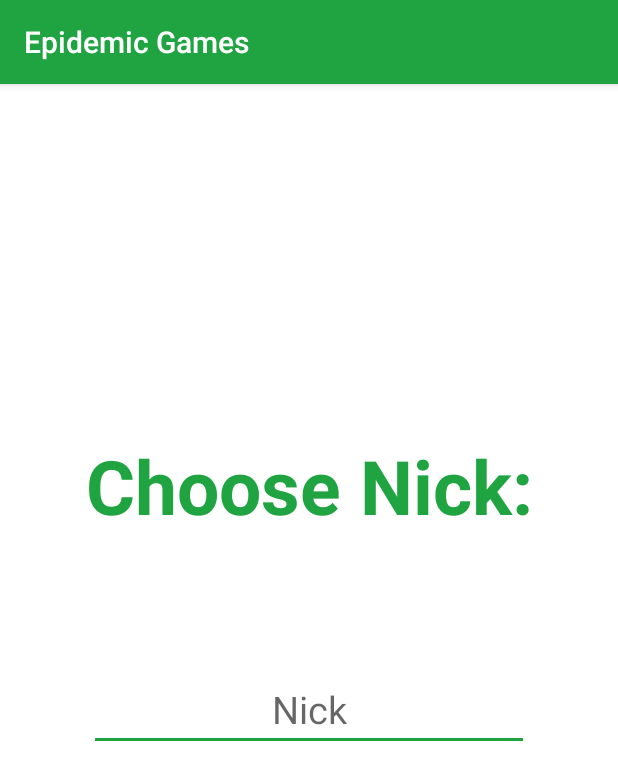
After one commit to MoONStterTeixi/Social-Network, an Android app: the Registerv2Activity screen opened directly, with no data from a screen before it, on a phone screen of 412 x 824 dp. The commit adds this screen. Shown: the top 780 px of the screen. Run offline under Robolectric (Android 15) with nearby library versions, the phone set to English and light mode, and no system bars.

Commit message:
base
new Register

```diff
--- a/EpidemicGames/app/src/main/AndroidManifest.xml
+++ b/EpidemicGames/app/src/main/AndroidManifest.xml
@@ -1,7 +1,6 @@
 <?xml version="1.0" encoding="utf-8"?>
 <manifest xmlns:android="http://schemas.android.com/apk/res/android"
     package="com.moonstterinc.epidemicgames.epidemicgames">
-
     //Permisos
     <uses-permission android:name="android.permission.INTERNET" />
     <uses-permission android:name="android.permission.ACCESS_NETWORK_STATE" />
@@ -13,7 +12,6 @@
         android:roundIcon="@mipmap/ic_launcher_round"
         android:supportsRtl="true"
         android:theme="@style/AppTheme">
-
         <activity android:name=".LoadingActivity">
             <intent-filter>
                 <action android:name="android.intent.action.MAIN" />
@@ -28,7 +26,8 @@
         <activity
             android:name=".WelcomeActivity"
             android:label="@string/title_activity_welcome"
-            android:theme="@style/AppTheme.NoActionBar"></activity>
+            android:theme="@style/AppTheme.NoActionBar" />
+        <activity android:name=".Registerv2Activity"></activity>
     </application>
 
 </manifest>
--- /dev/null
+++ b/EpidemicGames/app/src/main/java/com/moonstterinc/epidemicgames/epidemicgames/IntroFragment1.java
@@ -0,0 +1,36 @@
+package com.moonstterinc.epidemicgames.epidemicgames;
+
+
+import android.os.Bundle;
+import android.support.v4.app.Fragment;
+import android.view.LayoutInflater;
+import android.view.View;
+import android.view.ViewGroup;
+
+
+/**
+ * A simple {@link Fragment} subclass.
+ */
+public class IntroFragment1 extends Fragment {
+
+
+    public IntroFragment1() {
+        // Required empty public constructor
+    }
+
+    public static android.support.v4.app.Fragment newInstance() {
+        IntroFragment1 fragment = new IntroFragment1();
+        return fragment;
+    }
+
+
+    @Override
+    public View onCreateView(LayoutInflater inflater, ViewGroup container,
+                             Bundle savedInstanceState) {
+
+
+        // Inflate the layout for this fragment
+        return inflater.inflate(R.layout.fragment_intro1, container, false);
+    }
+
+}
--- /dev/null
+++ b/EpidemicGames/app/src/main/java/com/moonstterinc/epidemicgames/epidemicgames/IntroFragment2.java
@@ -0,0 +1,36 @@
+package com.moonstterinc.epidemicgames.epidemicgames;
+
+
+import android.os.Bundle;
+import android.support.v4.app.Fragment;
+import android.view.LayoutInflater;
+import android.view.View;
+import android.view.ViewGroup;
+
+
+/**
+ * A simple {@link Fragment} subclass.
+ */
+public class IntroFragment2 extends Fragment {
+
+
+    public IntroFragment2() {
+        // Required empty public constructor
+    }
+
+    public static android.support.v4.app.Fragment newInstance() {
+        IntroFragment2 fragment = new IntroFragment2();
+        return fragment;
+    }
+
+
+    @Override
+    public View onCreateView(LayoutInflater inflater, ViewGroup container,
+                             Bundle savedInstanceState) {
+
+
+        // Inflate the layout for this fragment
+        return inflater.inflate(R.layout.fragment_intro2, container, false);
+    }
+
+}
--- /dev/null
+++ b/EpidemicGames/app/src/main/java/com/moonstterinc/epidemicgames/epidemicgames/Registerv2Activity.java
@@ -0,0 +1,75 @@
+package com.moonstterinc.epidemicgames.epidemicgames;
+
+
+import android.content.Context;
+import android.os.Bundle;
+import android.os.Vibrator;
+import android.support.v4.app.FragmentManager;
+import android.support.v4.app.FragmentPagerAdapter;
+import android.support.v4.view.ViewPager;
+import android.support.v7.app.AppCompatActivity;
+import android.widget.Button;
+
+public class Registerv2Activity extends AppCompatActivity {
+
+    public static Vibrator vb1;
+    public Button nextScreen;
+
+    @Override
+    protected void onCreate(Bundle savedInstanceState) {
+        super.onCreate(savedInstanceState);
+        setContentView(R.layout.activity_registerv2);
+
+        /***/
+        vb1 = (Vibrator) getSystemService(Context.VIBRATOR_SERVICE);
+
+        /**
+         *  Create the adapter that will return a fragment
+         *  for each of the N primary sections of the activity.
+         *  */
+        SectionsPagerAdapter mSectionsPagerAdapter = new SectionsPagerAdapter(getSupportFragmentManager());
+
+        /** Set up the ViewPager with the sections adapter.*/
+        ViewPager mViewPager = findViewById(R.id.containerIntroScreen);
+        mViewPager.setAdapter(mSectionsPagerAdapter);
+
+    }
+
+
+    /**
+     * A {@link FragmentPagerAdapter} that returns a fragment corresponding to
+     * one of the sections/tabs/pages.
+     */
+    public class SectionsPagerAdapter extends FragmentPagerAdapter {
+
+        private SectionsPagerAdapter(FragmentManager fm) {
+            super(fm);
+        }
+
+
+        @Override
+        public android.support.v4.app.Fragment getItem(int position) {
+            // getItem is called to instantiate the fragment for the given page.
+            switch (position) {
+                case 0:
+                    return IntroFragment1.newInstance();
+
+                case 1:
+                    return IntroFragment2.newInstance();
+
+                case 2:
+                    return IntroFragment3.newInstance();
+
+                default:
+                    return IntroFragment3.newInstance();
+            }
+        }
+
+
+        @Override
+        public int getCount() {
+            return 3;
+        }
+
+    }
+}
--- a/EpidemicGames/app/src/main/java/com/moonstterinc/epidemicgames/epidemicgames/StartActivity.java
+++ b/EpidemicGames/app/src/main/java/com/moonstterinc/epidemicgames/epidemicgames/StartActivity.java
@@ -26,4 +26,9 @@ public class StartActivity extends AppCompatActivity {
         Intent Intent = new Intent(this, RegisterActivity.class);
         startActivity(Intent);
     }
+
+    public void goRegisterv2 (View v){
+        Intent Intent = new Intent(this, Registerv2Activity.class);
+        startActivity(Intent);
+    }
 }
--- /dev/null
+++ b/EpidemicGames/app/src/main/res/layout/activity_registerv2.xml
@@ -0,0 +1,16 @@
+<?xml version="1.0" encoding="utf-8"?>
+<android.support.constraint.ConstraintLayout xmlns:android="http://schemas.android.com/apk/res/android"
+    xmlns:app="http://schemas.android.com/apk/res-auto"
+    xmlns:tools="http://schemas.android.com/tools"
+    android:layout_width="match_parent"
+    android:layout_height="match_parent"
+    tools:context=".Registerv2Activity">
+
+    <android.support.v4.view.ViewPager
+        android:background="#FFFFFF"
+        android:id="@+id/containerIntroScreen"
+        android:layout_width="match_parent"
+        android:layout_height="match_parent"
+        app:layout_behavior="@string/appbar_scrolling_view_behavior" />
+
+</android.support.constraint.ConstraintLayout>
--- /dev/null
+++ b/EpidemicGames/app/src/main/res/layout/fragment_intro1.xml
@@ -0,0 +1,49 @@
+<?xml version="1.0" encoding="utf-8"?>
+<android.support.constraint.ConstraintLayout xmlns:android="http://schemas.android.com/apk/res/android"
+    xmlns:app="http://schemas.android.com/apk/res-auto"
+    xmlns:tools="http://schemas.android.com/tools"
+    android:layout_width="match_parent"
+    android:layout_height="match_parent"
+    tools:context=".IntroFragment1">
+
+    <TextView
+        android:layout_width="wrap_content"
+        android:layout_height="wrap_content"
+        android:layout_centerHorizontal="true"
+        android:layout_centerVertical="true"
+        android:layout_gravity="center"
+        android:layout_marginBottom="88dp"
+        android:layout_marginEnd="8dp"
+        android:layout_marginStart="8dp"
+        android:layout_marginTop="8dp"
+        android:text="Choose Nick:"
+        android:textColor="@color/colorAccent"
+        android:textSize="50sp"
+        android:textStyle="bold"
+        app:layout_constraintBottom_toTopOf="@+id/editText"
+        app:layout_constraintEnd_toEndOf="parent"
+        app:layout_constraintHorizontal_bias="0.502"
+        app:layout_constraintStart_toStartOf="parent"
+        app:layout_constraintTop_toTopOf="parent"
+        app:layout_constraintVertical_bias="1.0" />
+
+    <EditText
+        android:id="@+id/editText"
+        android:layout_width="wrap_content"
+        android:layout_height="wrap_content"
+        android:layout_marginBottom="8dp"
+        android:layout_marginEnd="8dp"
+        android:layout_marginStart="8dp"
+        android:layout_marginTop="8dp"
+        android:ems="10"
+        android:hint="Nick"
+        android:inputType="textPersonName"
+        android:textAlignment="center"
+        android:textSize="25sp"
+        app:layout_constraintBottom_toBottomOf="parent"
+        app:layout_constraintEnd_toEndOf="parent"
+        app:layout_constraintStart_toStartOf="parent"
+        app:layout_constraintTop_toTopOf="parent"
+        app:layout_constraintVertical_bias="0.547" />
+
+</android.support.constraint.ConstraintLayout>
--- a/EpidemicGames/app/src/main/res/values/strings.xml
+++ b/EpidemicGames/app/src/main/res/values/strings.xml
@@ -7,4 +7,7 @@
     <string name="nav_header_subtitle">android.studio@android.com</string>
     <string name="nav_header_desc">Navigation header</string>
     <string name="action_settings">Settings</string>
+
+    <!-- TODO: Remove or change this placeholder text -->
+    <string name="hello_blank_fragment">Hello blank fragment</string>
 </resources>
```
Also changed, not shown: EpidemicGames/app/src/main/java/com/moonstterinc/epidemicgames/epidemicgames/IntroFragment3.java (added, +36 -0 lines), EpidemicGames/app/src/main/res/layout/activity_start.xml (+16 -0 lines), EpidemicGames/app/src/main/res/layout/fragment_intro2.xml (added, +16 -0 lines), EpidemicGames/app/src/main/res/layout/fragment_intro3.xml (added, +16 -0 lines), EpidemicGames/app/src/main/res/drawable/rtouch_swipe_L.png (added).
